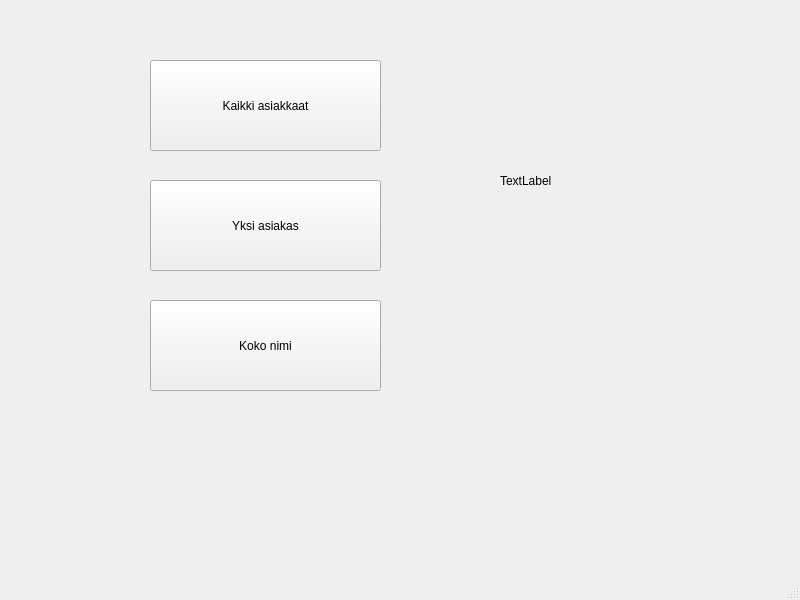
Old version of the form qt_frontend/mainwindow.ui in the repository t0klsa00/qt_example.
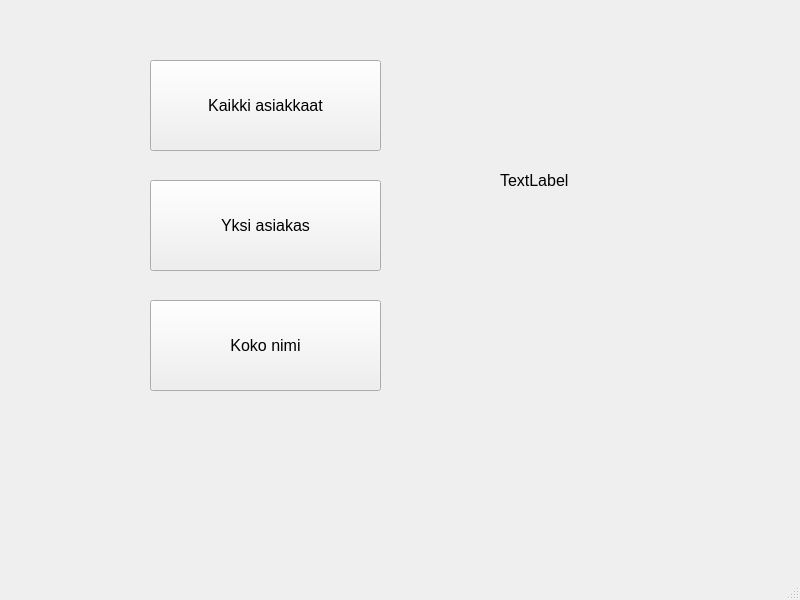
New version of the form.

Commit message: allpersons ready

The edit to the form file:
```diff
--- a/qt_frontend/mainwindow.ui
+++ b/qt_frontend/mainwindow.ui
@@ -23,6 +23,11 @@
       <height>91</height>
      </rect>
     </property>
+    <property name="font">
+     <font>
+      <pointsize>12</pointsize>
+     </font>
+    </property>
     <property name="text">
      <string>Kaikki asiakkaat</string>
     </property>
@@ -36,6 +41,11 @@
       <height>91</height>
      </rect>
     </property>
+    <property name="font">
+     <font>
+      <pointsize>12</pointsize>
+     </font>
+    </property>
     <property name="text">
      <string>Koko nimi</string>
     </property>
@@ -49,6 +59,11 @@
       <height>91</height>
      </rect>
     </property>
+    <property name="font">
+     <font>
+      <pointsize>12</pointsize>
+     </font>
+    </property>
     <property name="text">
      <string>Yksi asiakas</string>
     </property>
@@ -62,6 +77,11 @@
       <height>221</height>
      </rect>
     </property>
+    <property name="font">
+     <font>
+      <pointsize>12</pointsize>
+     </font>
+    </property>
     <property name="text">
      <string>TextLabel</string>
     </property>
```
The commit also changes 1 other file.
